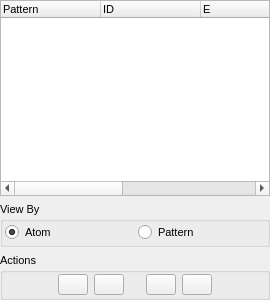
This is trunk/src/gui/atomlist.ui in trisyoungs/aten as Qt 5 draws it before an edit. The edited form follows.
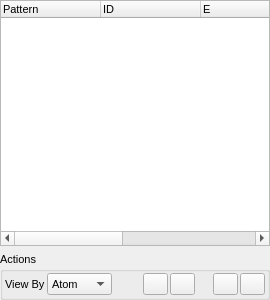
This is the edited form. Icons and pictures are not drawn. Custom widgets are drawn as their Qt base class.

Commit message: Reformatted TODO. Added --process switch to run supplied commands on all models but not save results. Added some verbosity to program modes. Tidied up Atom List widget a little.

```diff
--- a/trunk/src/gui/atomlist.ui
+++ b/trunk/src/gui/atomlist.ui
@@ -77,54 +77,6 @@
       </column>
      </widget>
     </item>
-    <item>
-     <widget class="QGroupBox" name="ViewByGroup">
-      <property name="sizePolicy">
-       <sizepolicy hsizetype="Preferred" vsizetype="Minimum">
-        <horstretch>0</horstretch>
-        <verstretch>0</verstretch>
-       </sizepolicy>
-      </property>
-      <property name="title">
-       <string>View By</string>
-      </property>
-      <layout class="QHBoxLayout" name="_3">
-       <property name="spacing">
-        <number>4</number>
-       </property>
-       <property name="margin">
-        <number>2</number>
-       </property>
-       <item>
-        <layout class="QHBoxLayout" name="_4">
-         <property name="spacing">
-          <number>6</number>
-         </property>
-         <property name="margin">
-          <number>0</number>
-         </property>
-         <item>
-          <widget class="QRadioButton" name="ViewByAtomButton">
-           <property name="text">
-            <string>Atom</string>
-           </property>
-           <property name="checked">
-            <bool>true</bool>
-           </property>
-          </widget>
-         </item>
-         <item>
-          <widget class="QRadioButton" name="ViewByPatternButton">
-           <property name="text">
-            <string>Pattern</string>
-           </property>
-          </widget>
-         </item>
-        </layout>
-       </item>
-      </layout>
-     </widget>
-    </item>
     <item>
      <widget class="QGroupBox" name="ActionsGroup">
       <property name="title">
@@ -140,11 +92,35 @@
        <item>
         <layout class="QHBoxLayout" name="_2">
          <property name="spacing">
-          <number>6</number>
+          <number>2</number>
          </property>
          <property name="margin">
           <number>0</number>
          </property>
+         <item>
+          <widget class="QLabel" name="label">
+           <property name="text">
+            <string>View By</string>
+           </property>
+          </widget>
+         </item>
+         <item>
+          <widget class="QComboBox" name="ViewStyleCombo">
+           <property name="currentIndex">
+            <number>0</number>
+           </property>
+           <item>
+            <property name="text">
+             <string>Atom</string>
+            </property>
+           </item>
+           <item>
+            <property name="text">
+             <string>Pattern</string>
+            </property>
+           </item>
+          </widget>
+         </item>
          <item>
           <spacer>
            <property name="orientation">
@@ -162,8 +138,8 @@
           <widget class="QPushButton" name="ShiftUpButton">
            <property name="maximumSize">
             <size>
-             <width>30</width>
-             <height>30</height>
+             <width>25</width>
+             <height>25</height>
             </size>
            </property>
            <property name="toolTip">
@@ -178,8 +154,8 @@
            </property>
            <property name="iconSize">
             <size>
-             <width>24</width>
-             <height>24</height>
+             <width>16</width>
+             <height>16</height>
             </size>
            </property>
            <property name="autoDefault">
@@ -191,8 +167,8 @@
           <widget class="QPushButton" name="ShiftDownButton">
            <property name="maximumSize">
             <size>
-             <width>30</width>
-             <height>30</height>
+             <width>25</width>
+             <height>25</height>
             </size>
            </property>
            <property name="toolTip">
@@ -207,8 +183,8 @@
            </property>
            <property name="iconSize">
             <size>
-             <width>24</width>
-             <height>24</height>
+             <width>16</width>
+             <height>16</height>
             </size>
            </property>
            <property name="autoDefault">
@@ -236,8 +212,8 @@
           <widget class="QPushButton" name="MoveToStartButton">
            <property name="maximumSize">
             <size>
-             <width>30</width>
-             <height>30</height>
+             <width>25</width>
+             <height>25</height>
             </size>
            </property>
            <property name="toolTip">
@@ -252,8 +228,8 @@
            </property>
            <property name="iconSize">
             <size>
-             <width>24</width>
-             <height>24</height>
+             <width>16</width>
+             <height>16</height>
             </size>
            </property>
            <property name="autoDefault">
@@ -265,8 +241,8 @@
           <widget class="QPushButton" name="MoveToEndButton">
            <property name="maximumSize">
             <size>
-             <width>30</width>
-             <height>30</height>
+             <width>25</width>
+             <height>25</height>
             </size>
            </property>
            <property name="toolTip">
@@ -281,8 +257,8 @@
            </property>
            <property name="iconSize">
             <size>
-             <width>24</width>
-             <height>24</height>
+             <width>16</width>
+             <height>16</height>
             </size>
            </property>
            <property name="autoDefault">
@@ -290,19 +266,6 @@
            </property>
           </widget>
          </item>
-         <item>
-          <spacer name="spacer">
-           <property name="orientation">
-            <enum>Qt::Horizontal</enum>
-           </property>
-           <property name="sizeHint" stdset="0">
-            <size>
-             <width>40</width>
-             <height>20</height>
-            </size>
-           </property>
-          </spacer>
-         </item>
         </layout>
        </item>
       </layout>
```
The commit also changes 9 other files.
